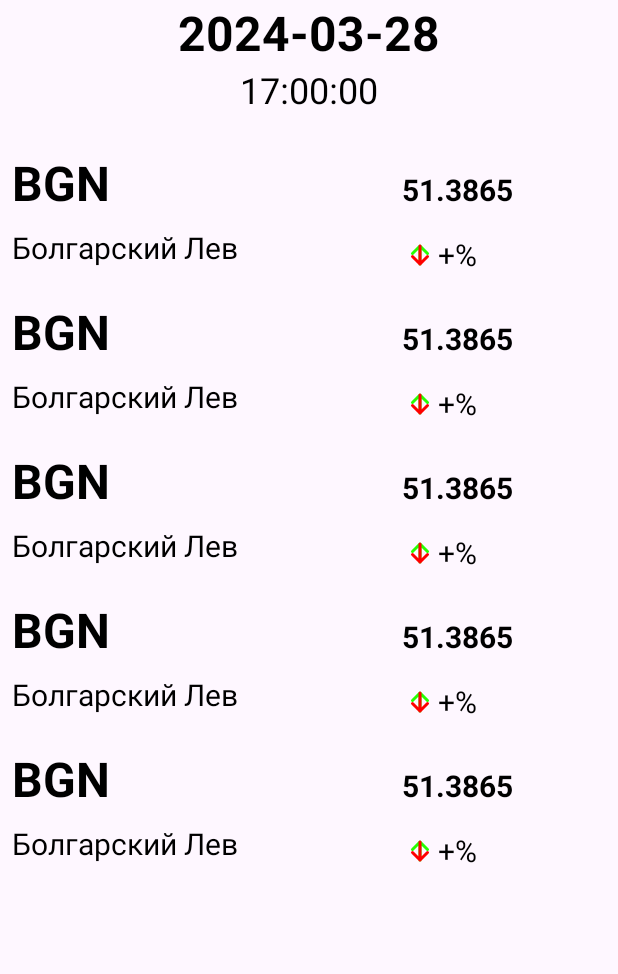
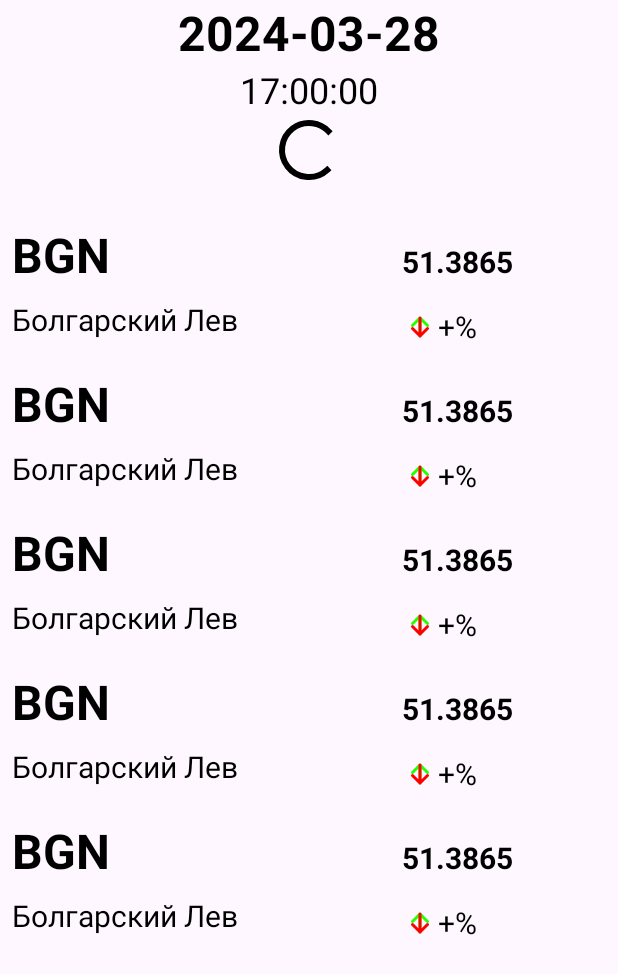
Before and after one commit to vse-shikarnoo/-urrency-onverter, an Android app: the layout fragment_main_layout.xml on its own in the app's theme, with its tools: preview values and no code run, on a phone screen of 412 x 824 dp. Shown: the top 974 px of the screen. Run offline under Robolectric (Android 15) with nearby library versions, the phone set to English and light mode, and no system bars.

```diff
--- a/app/src/main/res/layout/fragment_main_layout.xml
+++ b/app/src/main/res/layout/fragment_main_layout.xml
@@ -23,6 +23,19 @@
         tools:text="17:00:00"
         android:textColor="@color/black"
         android:textSize="24sp" />
+    <ProgressBar
+        android:id="@+id/progressBar"
+        android:layout_width="wrap_content"
+        android:layout_height="wrap_content"
+        android:layout_gravity="center" />
+
+    <Button
+        android:id="@+id/retryButton"
+        android:layout_width="wrap_content"
+        android:layout_height="wrap_content"
+        android:text="Try again"
+        android:layout_gravity="center"
+        android:visibility="gone"/>
 
     <androidx.recyclerview.widget.RecyclerView
         android:id="@+id/mainList"
@@ -32,4 +45,6 @@
         tools:itemCount="5"
         tools:listitem="@layout/item_main_list_layout" />
 
+
+
 </LinearLayout>
```
Also changed, not shown: app/src/main/java/psb/test/currencyconverter/ui/fragment/MainFragment.kt (+13 -0 lines), app/src/main/java/psb/test/currencyconverter/vm/MainViewModel.kt (+13 -6 lines).
